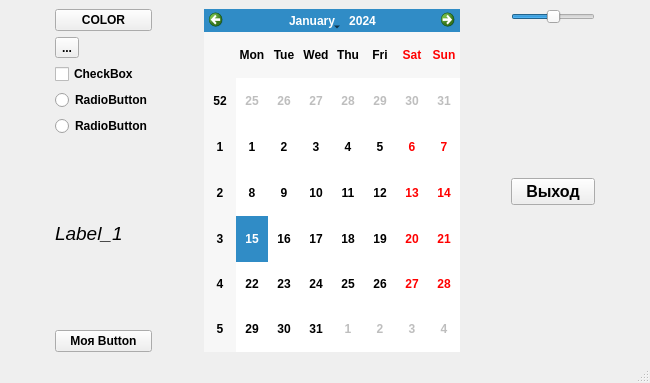
First picture: the form in QT_6/test6/mainwindow.ui, repository Azonfox/CPPQT, before the edit.
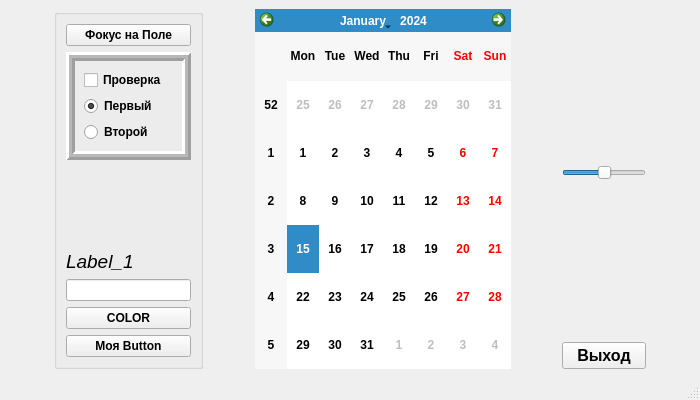
Second picture: the form after the edit.

Commit message: add Focus,Tab,Label-Valid, GroupSize in QT6/test6

What changed in the file:
```diff
--- a/QT_6/test6/mainwindow.ui
+++ b/QT_6/test6/mainwindow.ui
@@ -9,8 +9,8 @@
    <rect>
     <x>0</x>
     <y>0</y>
-    <width>650</width>
-    <height>383</height>
+    <width>700</width>
+    <height>400</height>
    </rect>
   </property>
   <property name="sizePolicy">
@@ -22,7 +22,7 @@
   <property name="minimumSize">
    <size>
     <width>400</width>
-    <height>200</height>
+    <height>350</height>
    </size>
   </property>
   <property name="maximumSize">
@@ -86,8 +86,34 @@
    <string>Главное Window</string>
   </property>
   <widget class="QWidget" name="centralwidget">
-   <layout class="QHBoxLayout" name="horizontalLayout_3">
-    <item>
+   <layout class="QGridLayout" name="gridLayout">
+    <item row="0" column="0">
+     <spacer name="horizontalSpacer_4">
+      <property name="orientation">
+       <enum>Qt::Horizontal</enum>
+      </property>
+      <property name="sizeHint" stdset="0">
+       <size>
+        <width>40</width>
+        <height>20</height>
+       </size>
+      </property>
+     </spacer>
+    </item>
+    <item row="0" column="7">
+     <spacer name="horizontalSpacer">
+      <property name="orientation">
+       <enum>Qt::Horizontal</enum>
+      </property>
+      <property name="sizeHint" stdset="0">
+       <size>
+        <width>40</width>
+        <height>20</height>
+       </size>
+      </property>
+     </spacer>
+    </item>
+    <item row="0" column="3">
      <spacer name="horizontalSpacer_2">
       <property name="orientation">
        <enum>Qt::Horizontal</enum>
@@ -100,106 +126,29 @@
       </property>
      </spacer>
     </item>
-    <item>
-     <layout class="QHBoxLayout" name="horizontalLayout_2">
-      <item>
-       <layout class="QVBoxLayout" name="verticalLayout">
-        <item>
-         <widget class="QPushButton" name="colorButton">
-          <property name="text">
-           <string>COLOR</string>
-          </property>
-         </widget>
-        </item>
-        <item>
-         <widget class="QToolButton" name="toolButton">
-          <property name="text">
-           <string>...</string>
-          </property>
-         </widget>
-        </item>
-        <item>
-         <widget class="QCheckBox" name="checkBox">
-          <property name="text">
-           <string>CheckBox</string>
-          </property>
-         </widget>
-        </item>
-        <item>
-         <widget class="QRadioButton" name="radioButton">
-          <property name="text">
-           <string>RadioButton</string>
-          </property>
-         </widget>
-        </item>
-        <item>
-         <widget class="QRadioButton" name="radioButton_2">
-          <property name="text">
-           <string>RadioButton</string>
-          </property>
-         </widget>
-        </item>
-        <item>
-         <widget class="QLabel" name="label_1">
-          <property name="font">
-           <font>
-            <pointsize>14</pointsize>
-            <italic>true</italic>
-            <bold>false</bold>
-           </font>
-          </property>
-          <property name="text">
-           <string>Label_1</string>
-          </property>
-         </widget>
-        </item>
-        <item>
-         <widget class="QPushButton" name="pushButton1">
-          <property name="text">
-           <string>Моя Button</string>
-          </property>
-         </widget>
-        </item>
-       </layout>
-      </item>
-     </layout>
-    </item>
-    <item>
-     <spacer name="horizontalSpacer_4">
-      <property name="orientation">
-       <enum>Qt::Horizontal</enum>
-      </property>
-      <property name="sizeHint" stdset="0">
-       <size>
-        <width>40</width>
-        <height>20</height>
-       </size>
-      </property>
-     </spacer>
-    </item>
-    <item>
-     <layout class="QHBoxLayout" name="horizontalLayout"/>
-    </item>
-    <item>
+    <item row="0" column="4">
      <widget class="QCalendarWidget" name="calendarWidget"/>
     </item>
-    <item>
-     <spacer name="horizontalSpacer_3">
-      <property name="orientation">
-       <enum>Qt::Horizontal</enum>
-      </property>
-      <property name="sizeHint" stdset="0">
-       <size>
-        <width>17</width>
-        <height>20</height>
-       </size>
-      </property>
-     </spacer>
-    </item>
-    <item>
+    <item row="0" column="6">
      <layout class="QVBoxLayout" name="verticalLayout_2">
+      <item>
+       <spacer name="verticalSpacer">
+        <property name="orientation">
+         <enum>Qt::Vertical</enum>
+        </property>
+        <property name="sizeHint" stdset="0">
+         <size>
+          <width>20</width>
+          <height>40</height>
+         </size>
+        </property>
+       </spacer>
+      </item>
       <item>
        <widget class="QSlider" name="horizontalSlider">
+        <property name="autoFillBackground">
+         <bool>false</bool>
+        </property>
         <property name="value">
          <number>50</number>
         </property>
@@ -209,7 +158,7 @@
        </widget>
       </item>
       <item>
-       <spacer name="verticalSpacer">
+       <spacer name="verticalSpacer_2">
         <property name="orientation">
          <enum>Qt::Vertical</enum>
         </property>
@@ -295,23 +244,10 @@
         </property>
        </widget>
       </item>
-      <item>
-       <spacer name="verticalSpacer_2">
-        <property name="orientation">
-         <enum>Qt::Vertical</enum>
-        </property>
-        <property name="sizeHint" stdset="0">
-         <size>
-          <width>20</width>
-          <height>40</height>
-         </size>
-        </property>
-       </spacer>
-      </item>
      </layout>
     </item>
-    <item>
-     <spacer name="horizontalSpacer">
+    <item row="0" column="5">
+     <spacer name="horizontalSpacer_3">
       <property name="orientation">
        <enum>Qt::Horizontal</enum>
       </property>
@@ -323,6 +259,131 @@
       </property>
      </spacer>
     </item>
+    <item row="0" column="1">
+     <widget class="QGroupBox" name="">
+      <layout class="QHBoxLayout" name="horizontalLayout_2">
+       <item>
+        <layout class="QVBoxLayout" name="verticalLayout">
+         <item>
+          <widget class="QPushButton" name="pushButton">
+           <property name="text">
+            <string>Фокус на Поле</string>
+           </property>
+          </widget>
+         </item>
+         <item>
+          <widget class="QFrame" name="frame">
+           <property name="sizePolicy">
+            <sizepolicy hsizetype="MinimumExpanding" vsizetype="MinimumExpanding">
+             <horstretch>0</horstretch>
+             <verstretch>0</verstretch>
+            </sizepolicy>
+           </property>
+           <property name="minimumSize">
+            <size>
+             <width>100</width>
+             <height>100</height>
+            </size>
+           </property>
+           <property name="frameShape">
+            <enum>QFrame::Box</enum>
+           </property>
+           <property name="frameShadow">
+            <enum>QFrame::Raised</enum>
+           </property>
+           <property name="lineWidth">
+            <number>3</number>
+           </property>
+           <property name="midLineWidth">
+            <number>3</number>
+           </property>
+           <layout class="QVBoxLayout" name="verticalLayout_3">
+            <item>
+             <widget class="QCheckBox" name="checkBox">
+              <property name="text">
+               <string>Проверка</string>
+              </property>
+              <property name="checked">
+               <bool>false</bool>
+              </property>
+             </widget>
+            </item>
+            <item>
+             <widget class="QRadioButton" name="radioButton">
+              <property name="text">
+               <string>Первый</string>
+              </property>
+              <property name="checked">
+               <bool>true</bool>
+              </property>
+             </widget>
+            </item>
+            <item>
+             <widget class="QRadioButton" name="radioButton_2">
+              <property name="text">
+               <string>Второй</string>
+              </property>
+             </widget>
+            </item>
+           </layout>
+          </widget>
+         </item>
+         <item>
+          <spacer name="verticalSpacer_3">
+           <property name="orientation">
+            <enum>Qt::Vertical</enum>
+           </property>
+           <property name="sizeHint" stdset="0">
+            <size>
+             <width>20</width>
+             <height>40</height>
+            </size>
+           </property>
+          </spacer>
+         </item>
+         <item>
+          <widget class="QLabel" name="label_1">
+           <property name="font">
+            <font>
+             <pointsize>14</pointsize>
+             <italic>true</italic>
+             <bold>false</bold>
+            </font>
+           </property>
+           <property name="text">
+            <string>Label_1</string>
+           </property>
+          </widget>
+         </item>
+         <item>
+          <widget class="QLineEdit" name="lineEdit">
+           <property name="toolTip">
+            <string>&lt;html&gt;&lt;head/&gt;&lt;body&gt;&lt;p&gt;&lt;span style=&quot; font-weight:700; color:#ff7800;&quot;&gt;При вводе 1 из поля не выйти, иначе setFocus на кнопке COLOR.&lt;/span&gt;&lt;/p&gt;&lt;/body&gt;&lt;/html&gt;</string>
+           </property>
+           <property name="statusTip">
+            <string>При 1 не выйдет</string>
+           </property>
+          </widget>
+         </item>
+         <item>
+          <widget class="QPushButton" name="colorButton">
+           <property name="text">
+            <string>COLOR</string>
+           </property>
+          </widget>
+         </item>
+         <item>
+          <widget class="QPushButton" name="pushButton1">
+           <property name="text">
+            <string>Моя Button</string>
+           </property>
+          </widget>
+         </item>
+        </layout>
+       </item>
+      </layout>
+     </widget>
+    </item>
    </layout>
   </widget>
   <widget class="QMenuBar" name="menubar">
```
Left out of the diff: 16 changed lines with no effect on the pictures. The commit also changes 3 other files.
